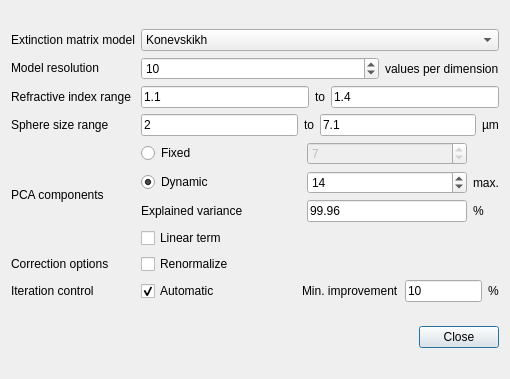
Qt form octavvs/prep/scadvanced.ui (ctroein/octavvs) before a commit.
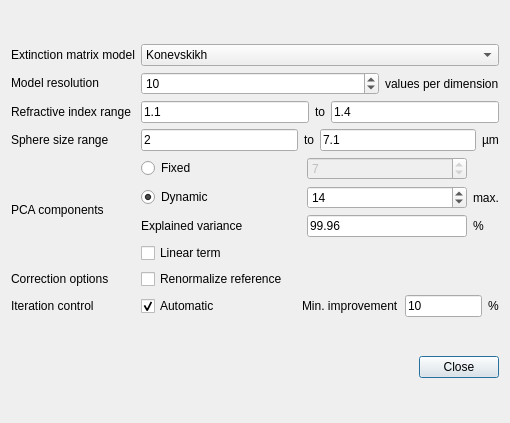
The same form after that commit. Custom widgets are drawn as their Qt base class.

Commit message: reworking baseline and normalization in UI to easily add more

Diff of the .ui file:
```diff
--- a/octavvs/prep/scadvanced.ui
+++ b/octavvs/prep/scadvanced.ui
@@ -10,7 +10,7 @@
     <x>0</x>
     <y>0</y>
     <width>510</width>
-    <height>379</height>
+    <height>423</height>
    </rect>
   </property>
   <property name="windowTitle">
@@ -358,7 +358,7 @@
        <item>
         <widget class="QCheckBox" name="checkBoxSCRenormalize">
          <property name="text">
-          <string>Renormalize</string>
+          <string>Renormalize reference</string>
          </property>
          <property name="checked">
           <bool>false</bool>
```
The commit also changes 4 other files.
